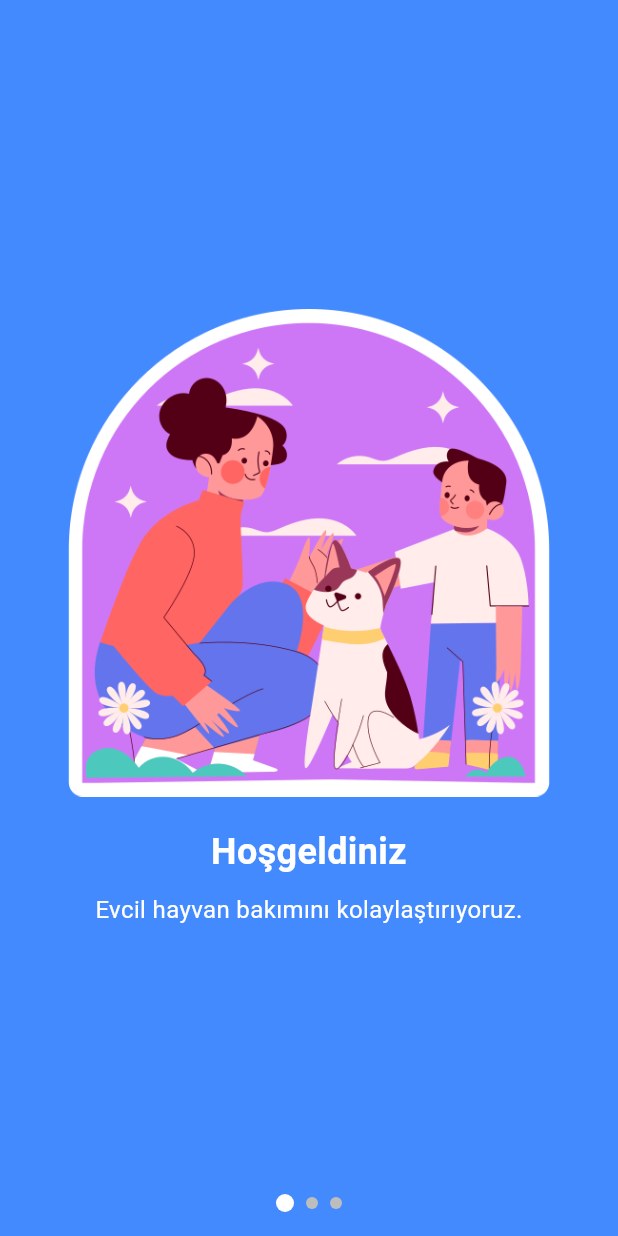
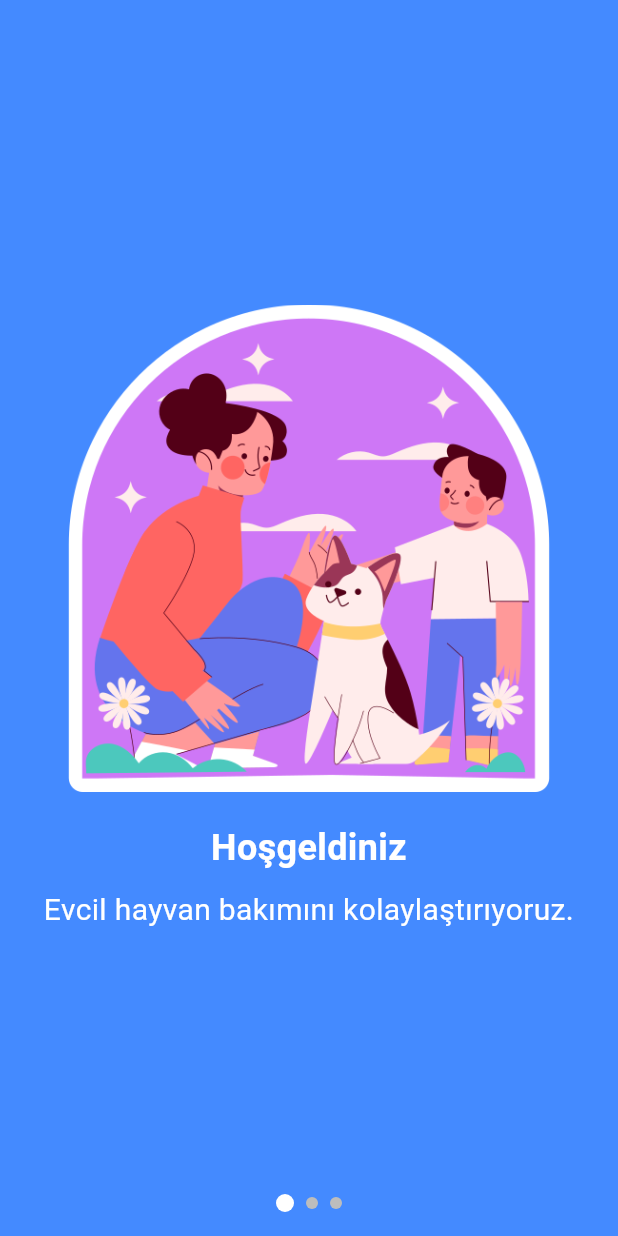
Before and after one commit to ErenTzz/pet_tracking_app, a Flutter app: the screen it shows after launch, on a phone screen of 412 x 824 dp. Run offline on Flutter 3.47's test engine with Material 3 defaults, Android fonts, the light colour scheme and no system bars.

Commit message:
boardingPage_button

```diff
--- a/lib/screens/onboarding_screen.dart
+++ b/lib/screens/onboarding_screen.dart
@@ -55,7 +55,7 @@ class _OnboardingScreenState extends State<OnboardingScreen> {
                 ),
                 OnboardingPage(
                   image: 'assets/images/features2.png',
-                  title: 'Ve Daha Fazlası',
+                  title: 'Daha Fazlası',
                   description: 'Evcil hayvanlarınız için en iyisi!',
                   textColor: textColors[0],
                   isLastPage: true,
@@ -135,19 +135,46 @@ class OnboardingPage extends StatelessWidget {
           Text(
             description,
             style: TextStyle(
-              fontSize: 16,
+              fontSize: 20,
               color: textColor, // Dinamik text rengi
             ),
             textAlign: TextAlign.center,
           ),
           if (isLastPage) ...[
             SizedBox(height: 40),
-            ElevatedButton(
-              onPressed: onButtonPressed,
-              style: ElevatedButton.styleFrom(
-                padding: EdgeInsets.symmetric(horizontal: 40, vertical: 12),
+            InkWell(
+              onTap: onButtonPressed,
+              borderRadius: BorderRadius.circular(25),
+              child: AnimatedContainer(
+                duration: Duration(milliseconds: 300),
+                height: 50,
+                width: 200,
+                decoration: BoxDecoration(
+                  gradient: LinearGradient(
+                    colors: [Colors.lightBlue, Colors.redAccent],
+                    begin: Alignment.topLeft,
+                    end: Alignment.bottomRight,
+                  ),
+                  borderRadius: BorderRadius.circular(25),
+                  boxShadow: [
+                    BoxShadow(
+                      color: Colors.purpleAccent.withValues(alpha: 1.5),
+                      offset: Offset(0, 4),
+                      blurRadius: 10,
+                    ),
+                  ],
+                ),
+                child: Center(
+                  child: Text(
+                    'Haydi Başlayalım',
+                    style: TextStyle(
+                      color: Colors.white,
+                      fontSize: 18,
+                      fontWeight: FontWeight.bold,
+                    ),
+                  ),
+                ),
               ),
-              child: Text('Uygulamayı Kullan'),
             ),
           ]
         ],
```
Also changed, not shown: pubspec.yaml (line endings or trailing spaces).
